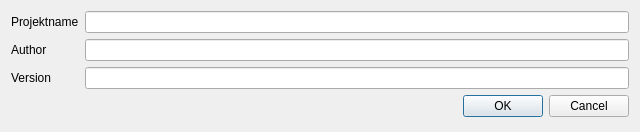
The window that som_gui/qt_designs/ProjectSettings.ui (c-mellueh/SOM-Toolkit) describes before a commit, drawn with Qt 5.
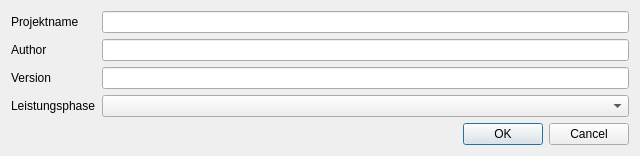
The same window after the commit.

Commit message: add project_phase to settings window

Diff of the .ui file:
```diff
--- a/som_gui/qt_designs/ProjectSettings.ui
+++ b/som_gui/qt_designs/ProjectSettings.ui
@@ -7,7 +7,7 @@
     <x>0</x>
     <y>0</y>
     <width>640</width>
-    <height>132</height>
+    <height>154</height>
    </rect>
   </property>
   <property name="sizePolicy">
@@ -60,6 +60,16 @@
    <item row="2" column="1">
     <widget class="QLineEdit" name="lineEdit_version"/>
    </item>
+   <item row="3" column="0">
+    <widget class="QLabel" name="label_4">
+     <property name="text">
+      <string>Leistungsphase</string>
+     </property>
+    </widget>
+   </item>
+   <item row="3" column="1">
+    <widget class="QComboBox" name="combo_box_project_phase"/>
+   </item>
   </layout>
  </widget>
  <resources/>
```
The commit also changes 2 other files.
